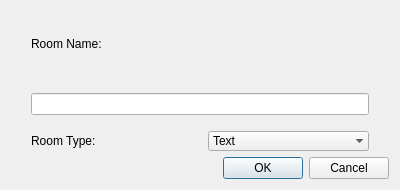
The window that qofia-ffi/create_room.ui (envsh/tox-homeserver) describes before a commit, drawn with Qt 5.
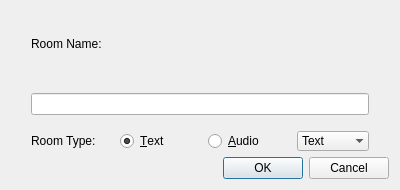
The same window after the commit.

Patch:
```diff
--- a/qofia-ffi/create_room.ui
+++ b/qofia-ffi/create_room.ui
@@ -44,6 +44,23 @@
          </property>
         </widget>
        </item>
+       <item>
+        <widget class="QRadioButton" name="radioButton">
+         <property name="text">
+          <string>&amp;Text</string>
+         </property>
+         <property name="checked">
+          <bool>true</bool>
+         </property>
+        </widget>
+       </item>
+       <item>
+        <widget class="QRadioButton" name="radioButton_2">
+         <property name="text">
+          <string>&amp;Audio</string>
+         </property>
+        </widget>
+       </item>
        <item>
         <widget class="QComboBox" name="comboBox">
          <property name="frame">
```
